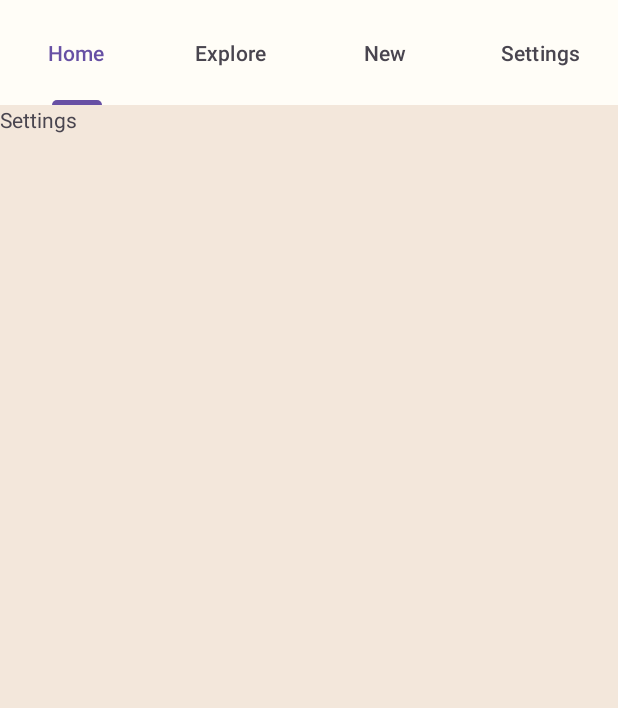
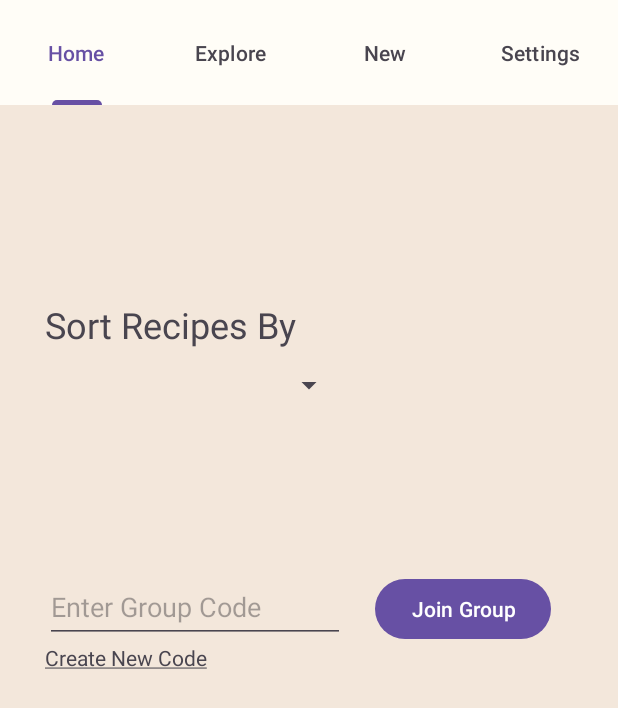
Before and after one commit to jjuliekim/Cookbook, an Android app: the fragment SettingsFragment placed in its activity, on a phone screen of 412 x 824 dp. Shown: the top 708 px of the screen. Run offline under Robolectric (Android 15) with nearby library versions, the phone set to English and light mode, and no system bars; our stand-ins replace Firebase (no records; nobody signed in at launch, a user with empty details on screens opened directly); 1 statement that could not run was skipped.

Commit message:
settings xml

```diff
--- a/app/src/main/java/com/example/cookbook/LoginActivity.java
+++ b/app/src/main/java/com/example/cookbook/LoginActivity.java
@@ -73,7 +73,7 @@ public class LoginActivity extends AppCompatActivity {
                         startActivity(nextIntent);
                     } else {
                         // sign up failed
-                        Log.i("HERE LOGIN", "registration failed");
+                        Log.i("HERE LOGIN", "registration failed: " + task.getException());
                         Toast.makeText(LoginActivity.this, "Registration Failed", Toast.LENGTH_SHORT).show();
                     }
                 });
@@ -100,7 +100,7 @@ public class LoginActivity extends AppCompatActivity {
                         startActivity(nextIntent);
                     } else {
                         // log in failed
-                        Log.i("HERE LOGIN", "login failed");
+                        Log.i("HERE LOGIN", "login failed: " + task.getException());
                         Toast.makeText(this, "Incorrect Password", Toast.LENGTH_SHORT).show();
                     }
                 });
--- a/app/src/main/res/layout/fragment_settings.xml
+++ b/app/src/main/res/layout/fragment_settings.xml
@@ -5,9 +5,57 @@
     android:layout_height="match_parent"
     tools:context=".SettingsFragment">
 
-    <TextView
+    <LinearLayout
         android:layout_width="match_parent"
         android:layout_height="match_parent"
-        android:text="@string/settings" />
+        android:padding="30dp"
+        android:orientation="vertical">
+
+        <TextView
+            android:id="@+id/textView2"
+            android:layout_width="match_parent"
+            android:layout_height="wrap_content"
+            android:textSize="24sp"
+            android:layout_marginTop="100dp"
+            android:text="@string/sort_recipes_by" />
+
+        <Spinner
+            android:id="@+id/spinner"
+            android:layout_width="200dp"
+            android:layout_height="48dp" />
+
+        <Space
+            android:layout_width="match_parent"
+            android:layout_height="100dp" />
+
+        <LinearLayout
+            android:layout_width="match_parent"
+            android:layout_height="wrap_content"
+            android:orientation="horizontal">
+
+            <EditText
+                android:id="@+id/groupCodeText"
+                android:layout_width="200dp"
+                android:layout_height="48dp"
+                android:ems="10"
+                android:hint="@string/enter_group_code"
+                android:inputType="text" />
+
+            <Button
+                android:id="@+id/joinGroupButton"
+                android:layout_width="wrap_content"
+                android:layout_height="wrap_content"
+                android:layout_marginStart="20dp"
+                android:text="@string/join_group" />
+        </LinearLayout>
+
+        <TextView
+            android:id="@+id/createCodeText"
+            android:layout_width="match_parent"
+            android:layout_height="wrap_content"
+            android:text="@string/create_new_code" />
+
+
+    </LinearLayout>
 
 </FrameLayout>
--- a/app/src/main/res/values/strings.xml
+++ b/app/src/main/res/values/strings.xml
@@ -20,4 +20,13 @@
     <string name="add_ingredient">Add Ingredient</string>
     <string name="enter_ingredient">Enter Ingredient</string>
     <string name="enter_step">Enter Step</string>
+    <string name="create_new_code"><u>Create New Code</u></string>
+    <string name="sort_recipes_by">Sort Recipes By</string>
+    <string name="enter_group_code">Enter Group Code</string>
+    <string name="join_group">Join Group</string>
+    <string-array name="sort_recipes">
+        <item>Alphabetical</item>
+        <item>Number of Steps</item>
+        <item>Favorites</item>
+    </string-array>
 </resources>
```
